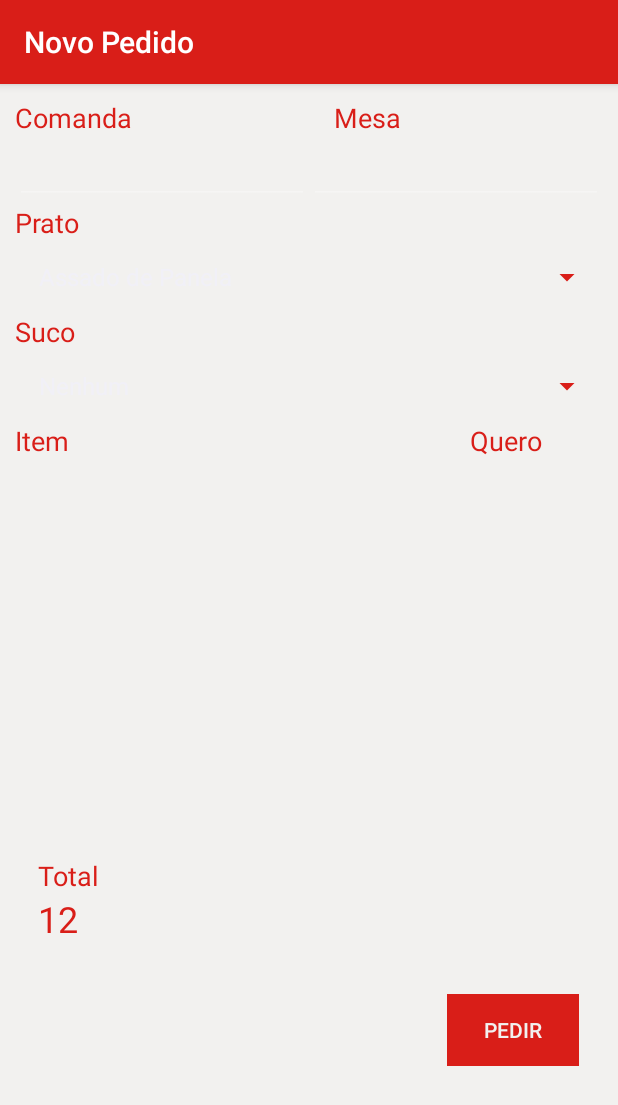
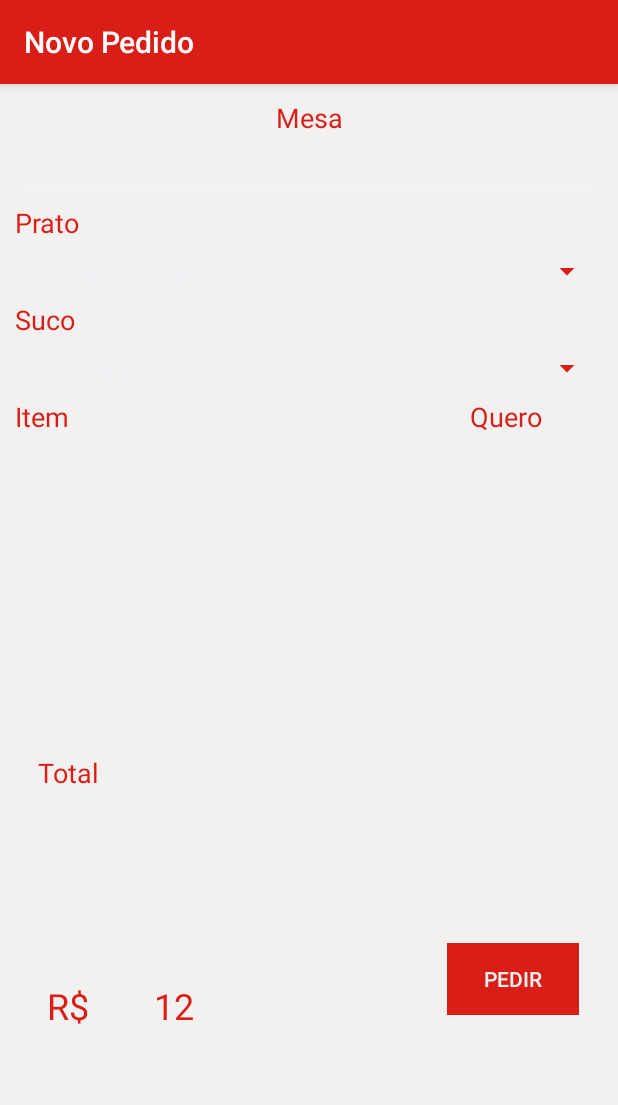
Before and after one commit to leandrojpinh/pedGlacee, an Android app: the NovoPedidoActivity screen opened directly, with no data from a screen before it, on a phone screen of 412 x 824 dp. Shown: the top 1105 px of the screen. Run offline under Robolectric (Android 15) with nearby library versions, the phone set to English and light mode, and no system bars.

Commit message:
New changelist

```diff
--- a/app/src/main/res/layout/activity_novo_pedido.xml
+++ b/app/src/main/res/layout/activity_novo_pedido.xml
@@ -28,20 +28,12 @@
                 android:orientation="horizontal">
 
                 <TextView
-                    android:id="@+id/textView9"
-                    android:layout_width="wrap_content"
-                    android:layout_height="wrap_content"
-                    android:layout_weight="1"
-                    android:text="Comanda"
-                    android:textColor="@color/colorPrimary"
-                    android:textSize="18sp" />
-
-                <TextView
                     android:id="@+id/textView8"
                     android:layout_width="wrap_content"
                     android:layout_height="wrap_content"
                     android:layout_weight="1"
                     android:text="Mesa"
+                    android:textAlignment="center"
                     android:textColor="@color/colorPrimary"
                     android:textSize="18sp" />
             </LinearLayout>
@@ -53,16 +45,6 @@
                 android:orientation="horizontal">
 
                 <EditText
-                    android:id="@+id/edtComanda"
-                    android:layout_width="wrap_content"
-                    android:layout_height="wrap_content"
-                    android:layout_weight="1"
-                    android:ems="10"
-                    android:enabled="false"
-                    android:inputType="number"
-                    android:textColor="@color/colorPrimary" />
-
-                <EditText
                     android:id="@+id/edtMesa"
                     android:layout_width="wrap_content"
                     android:layout_height="wrap_content"
@@ -70,6 +52,7 @@
                     android:ems="10"
                     android:enabled="false"
                     android:inputType="number"
+                    android:textAlignment="center"
                     android:textColor="@color/colorPrimary" />
             </LinearLayout>
 
@@ -98,7 +81,7 @@
                 <Spinner
                     android:id="@+id/spnPrato"
                     android:layout_width="match_parent"
-                    android:layout_height="wrap_content"
+                    android:layout_height="40dp"
                     android:layout_weight="1"
                     android:backgroundTint="@color/colorPrimary" />
             </LinearLayout>
@@ -128,7 +111,7 @@
                 <Spinner
                     android:id="@+id/spnSuco"
                     android:layout_width="match_parent"
-                    android:layout_height="wrap_content"
+                    android:layout_height="40dp"
                     android:layout_weight="1"
                     android:backgroundTint="@color/colorPrimary" />
             </LinearLayout>
@@ -161,13 +144,13 @@
             <LinearLayout
                 android:id="@+id/linListView"
                 android:layout_width="match_parent"
-                android:layout_height="254dp"
+                android:layout_height="201dp"
                 android:orientation="horizontal">
 
                 <ListView
                     android:id="@+id/lvItens"
                     android:layout_width="match_parent"
-                    android:layout_height="251dp" />
+                    android:layout_height="193dp" />
             </LinearLayout>
 
             <RelativeLayout
@@ -206,15 +189,32 @@
 
                 <TextView
                     android:id="@+id/txtValor"
+                    android:layout_width="100dp"
+                    android:layout_height="wrap_content"
+                    android:text="12"
+                    android:gravity="center"
+                    android:textColor="@color/colorPrimary"
+                    android:textSize="24sp"
+                    android:layout_alignParentBottom="true"
+                    android:layout_toEndOf="@+id/txtTotalPed"
+                    android:layout_toRightOf="@+id/txtTotalPed"
+                    android:layout_below="@+id/txtTotalPed" />
+
+                <TextView
+                    android:id="@+id/txtRS"
                     android:layout_width="wrap_content"
-                    android:layout_height="wrap_content"
+                    android:layout_height="50dp"
                     android:layout_alignLeft="@+id/txtTotalPed"
                     android:layout_alignParentBottom="true"
                     android:layout_alignStart="@+id/txtTotalPed"
-                    android:layout_below="@+id/txtTotalPed"
-                    android:text="12"
+                    android:text="R$"
+                    android:gravity="center"
                     android:textColor="@color/colorPrimary"
-                    android:textSize="24sp" />
+                    android:textSize="24sp"
+                    android:layout_toStartOf="@+id/txtValor"
+                    android:layout_alignRight="@+id/txtTotalPed"
+                    android:layout_alignEnd="@+id/txtTotalPed"
+                    android:layout_below="@+id/txtTotalPed" />
 
             </RelativeLayout>
 
```
Also changed, not shown: app/src/main/java/com/app/cg/pedglacee/MesasActivity.java (+7 -0 lines).
